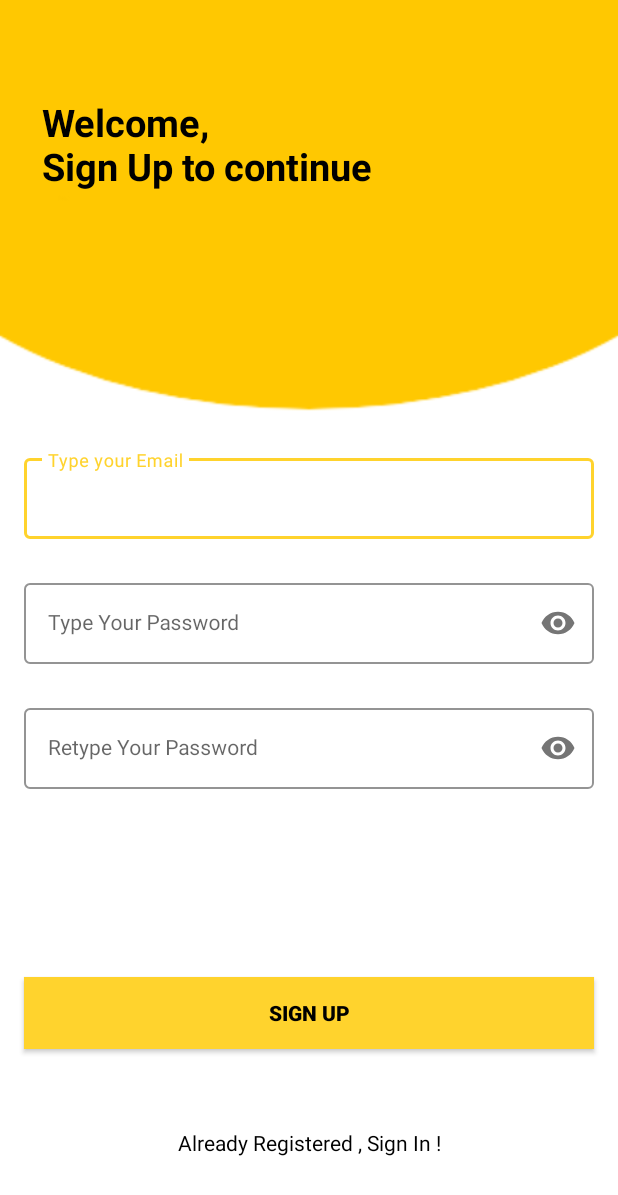
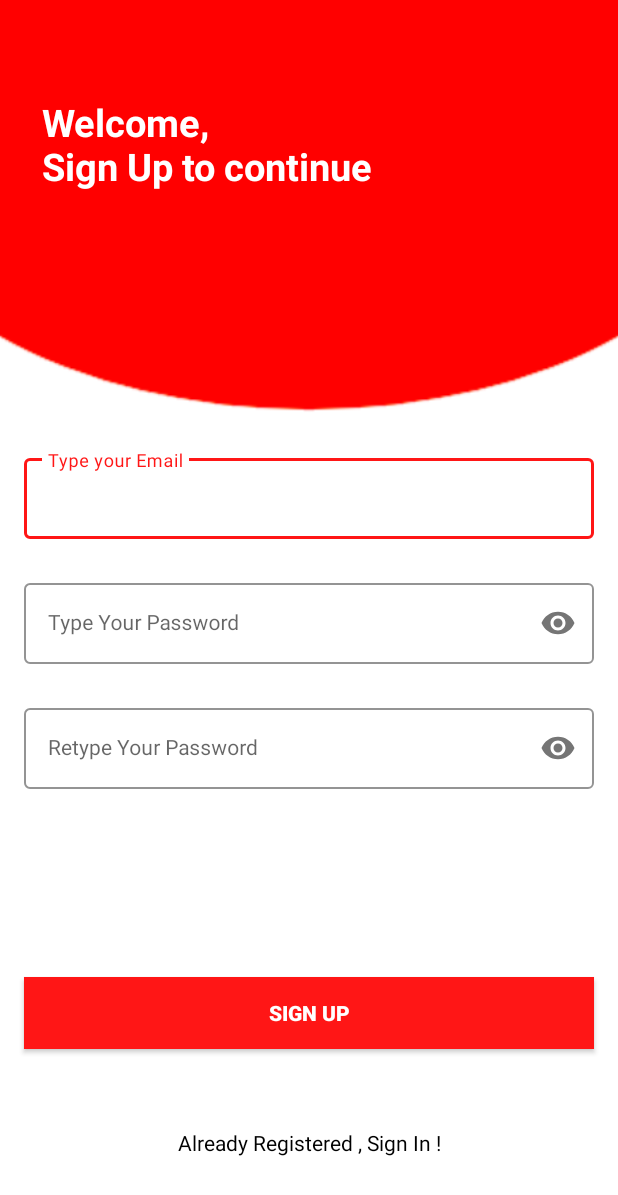
Before and after one commit to jinroar/Curity, an Android app: the SignUp screen opened directly, with no data from a screen before it, on a phone screen of 412 x 824 dp. Shown: the top 1195 px of the screen. Run offline under Robolectric (Android 15) with nearby library versions, the phone set to English and light mode, and no system bars.

Commit message:
[MOD] change color palettes

```diff
--- a/app/src/main/res/layout/activity_sign_up.xml
+++ b/app/src/main/res/layout/activity_sign_up.xml
@@ -15,8 +15,8 @@
         android:layout_height="wrap_content"
         android:layout_marginHorizontal="16dp"
         android:layout_marginTop="300dp"
-        app:boxStrokeColor="@color/yellow"
-        app:hintTextColor="@color/yellow"
+        app:boxStrokeColor="@color/red"
+        app:hintTextColor="@color/red"
         app:layout_constraintEnd_toEndOf="parent"
         app:layout_constraintHorizontal_bias="0.5"
         app:layout_constraintStart_toStartOf="parent"
@@ -38,8 +38,8 @@
         android:layout_height="wrap_content"
         android:layout_marginHorizontal="16dp"
         android:layout_marginTop="24dp"
-        app:boxStrokeColor="@color/yellow"
-        app:hintTextColor="@color/yellow"
+        app:boxStrokeColor="@color/red"
+        app:hintTextColor="@color/red"
         app:layout_constraintEnd_toEndOf="parent"
         app:layout_constraintHorizontal_bias="0.5"
         app:layout_constraintStart_toStartOf="parent"
@@ -62,8 +62,8 @@
         android:layout_height="wrap_content"
         android:layout_marginHorizontal="16dp"
         android:layout_marginTop="24dp"
-        app:boxStrokeColor="@color/yellow"
-        app:hintTextColor="@color/yellow"
+        app:boxStrokeColor="@color/red"
+        app:hintTextColor="@color/red"
         app:layout_constraintEnd_toEndOf="parent"
         app:layout_constraintHorizontal_bias="0.5"
         app:layout_constraintStart_toStartOf="parent"
@@ -84,9 +84,9 @@
         android:layout_width="0dp"
         android:layout_height="wrap_content"
         android:layout_marginHorizontal="16dp"
-        android:background="@color/yellow"
+        android:background="@color/red"
         android:text="Sign Up"
-        android:textColor="@color/black"
+        android:textColor="@color/white"
         android:textStyle="bold"
         app:layout_constraintBottom_toBottomOf="parent"
         app:layout_constraintEnd_toEndOf="parent"
@@ -112,7 +112,7 @@
         android:layout_marginTop="40dp"
         android:text="Welcome, \nSign Up to continue"
         android:textAppearance="@style/TextAppearance.AppCompat.Display2"
-        android:textColor="@color/black"
+        android:textColor="@color/white"
         android:textSize="25dp"
         android:textStyle="bold"
         app:layout_constraintBottom_toBottomOf="@+id/emailLayout"
--- a/app/src/main/res/values/colors.xml
+++ b/app/src/main/res/values/colors.xml
@@ -7,5 +7,5 @@
     <color name="teal_700">#FF018786</color>
     <color name="black">#FF000000</color>
     <color name="white">#FFFFFFFF</color>
-    <color name="yellow">#FFD32D</color>
+    <color name="red">#FF1616</color>
 </resources>
```
Also changed, not shown: app/src/main/res/layout/activity_login.xml (+7 -7 lines), app/src/main/res/drawable/signin_screen.png, app/src/main/res/drawable/signup_screen.png.
